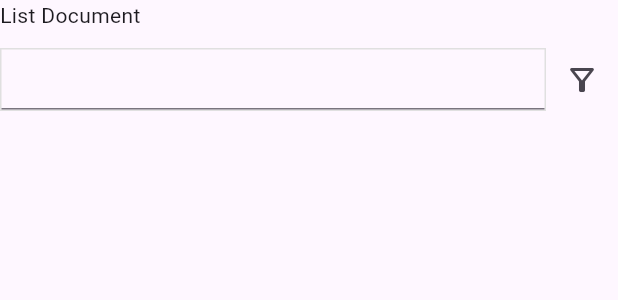
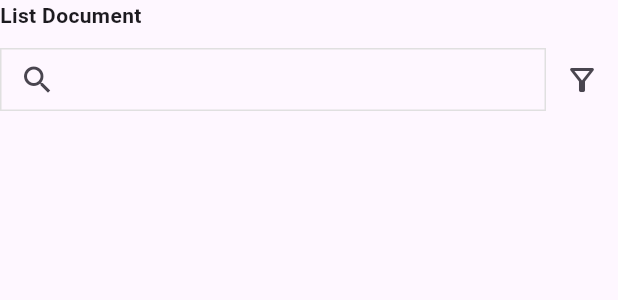
Before and after one commit to JAICHANGPARK/flutter_notebook_chapter_43, a Flutter app: the EmployeeDocumentsWidget widget shown alone on an empty page, opened directly, on a phone screen of 412 x 824 dp. Shown: the top 300 px of the screen. Run offline on Flutter 3.47's test engine with Material 3 defaults, Android fonts, the phone set to English and light mode, and no system bars; our stand-ins replace gap, hugeicons, percent_indicator.

Commit message:
Update employee_documents_widget.dart

```diff
--- a/lib/ep2178_employee_app/ui/employee_documents_widget.dart
+++ b/lib/ep2178_employee_app/ui/employee_documents_widget.dart
@@ -14,7 +14,12 @@ class _EmployeeDocumentsWidgetState extends State<EmployeeDocumentsWidget> {
       spacing: 12,
       crossAxisAlignment: CrossAxisAlignment.start,
       children: [
-        Text("List Document"),
+        Text(
+          "List Document",
+          style: TextStyle(
+            fontWeight: FontWeight.bold,
+          ),
+        ),
         SizedBox(
           height: 42,
           child: Row(
@@ -27,7 +32,7 @@ class _EmployeeDocumentsWidgetState extends State<EmployeeDocumentsWidget> {
                     ),
                   ),
                   child: TextField(
-                    decoration: InputDecoration()
+                    decoration: InputDecoration(border: InputBorder.none, prefixIcon: Icon(Icons.search)),
                   ),
                 ),
               ),
```
